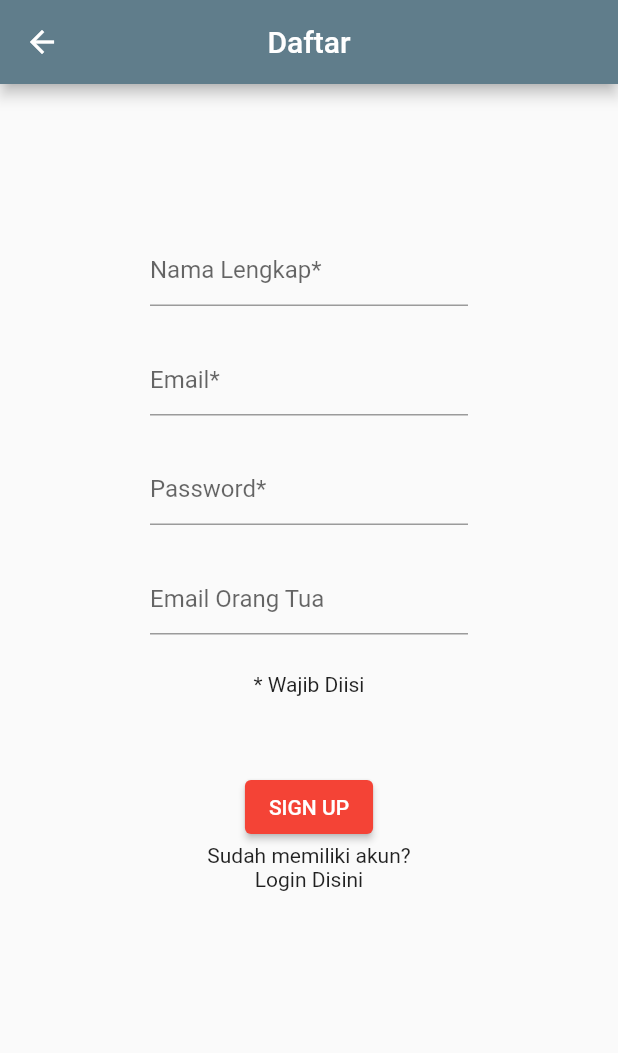
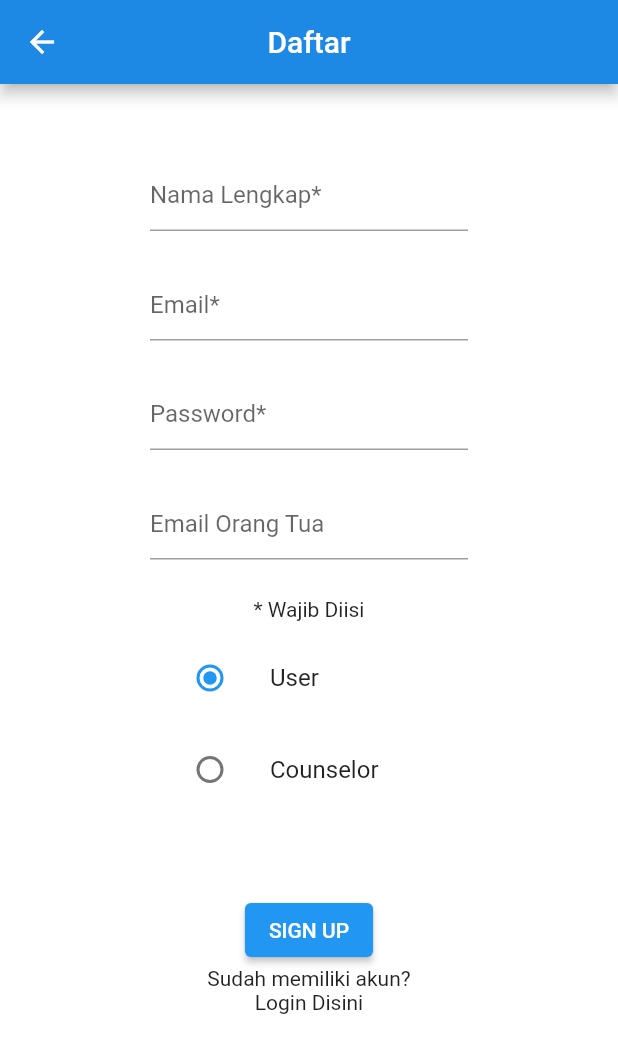
Before and after one commit to TheoGalang/SPINTHER, a Flutter app: the RegisterPage screen opened directly with empty values, on a phone screen of 412 x 824 dp. Shown: the top 1053 px of the screen. Run offline on Flutter 3.47's test engine with Material 2 defaults, Android fonts, the light colour scheme and no system bars; our stand-ins replace cloud_firestore, firebase_auth, firebase_core, flutter_fortune_wheel, grouped_list; accounts and stored records are empty.

Commit message:
user management

```diff
--- a/lib/home_page/griddashboard.dart
+++ b/lib/home_page/griddashboard.dart
@@ -1,6 +1,7 @@
 import 'package:flutter/material.dart';
 import 'package:spinther/diary_page/diaryLogin.dart';
-import 'package:spinther/spinWheel.dart';
+import 'package:spinther/editProfile.dart';
+import 'package:spinther/spinWheel_page/spinWheel.dart';
 
 class GridDashboard extends StatefulWidget {
   @override
@@ -49,7 +50,7 @@ class _GridDashboardState extends State<GridDashboard> {
       // subtitle: "",
       // event: "2 Items",
       img: "assets/image/done.png",
-      changePage: spinWheel());
+      changePage: editProfile());
 
   @override
   Widget build(BuildContext context) {
--- a/lib/home_page/homePage.dart
+++ b/lib/home_page/homePage.dart
@@ -1,8 +1,10 @@
+//import 'dart:html';
+
 import 'package:flutter/material.dart';
 import 'package:provider/provider.dart';
 import 'package:spinther/diary_page/diaryLogin.dart';
 import 'package:spinther/firebase/auth_services.dart';
-import 'package:spinther/spinWheel.dart';
+import 'package:spinther/spinWheel_page/spinWheel.dart';
 import 'package:spinther/home_page/griddashboard.dart';
 
 class HomePage extends StatefulWidget {
--- /dev/null
+++ b/lib/login/enums.dart
@@ -0,0 +1 @@
+enum accountType { user, counselor }
--- a/lib/login/loginPage.dart
+++ b/lib/login/loginPage.dart
@@ -31,6 +31,7 @@ class LoginPageState extends State<LoginPage> {
       backgroundColor: Colors.blue[600],
       body: Form(
         key: _formKey,
+        //child: Flexible(
         child: Column(
           mainAxisAlignment: MainAxisAlignment.center,
           crossAxisAlignment: CrossAxisAlignment.center,
@@ -94,6 +95,7 @@ class LoginPageState extends State<LoginPage> {
               )
           ],
         ),
-        ));
+      ),
+    ); //);
   }
 }
--- a/lib/login/registerPage.dart
+++ b/lib/login/registerPage.dart
@@ -1,6 +1,9 @@
+import 'dart:math';
+
 import 'package:flutter/material.dart';
 import 'package:provider/provider.dart';
 import 'package:spinther/firebase/auth_services.dart';
+import 'package:spinther/login/enums.dart';
 
 class RegisterPage extends StatefulWidget {
   final Function toogleScreen;
@@ -11,6 +14,7 @@ class RegisterPage extends StatefulWidget {
 }
 
 class _RegisterPageState extends State<RegisterPage> {
+  accountType? _type = accountType.user;
   final _text = TextEditingController();
 
   late TextEditingController _emailController;
@@ -39,17 +43,21 @@ class _RegisterPageState extends State<RegisterPage> {
     final loginProvider = Provider.of<AuthServices>(context);
     return Scaffold(
       appBar: AppBar(
-        backgroundColor: Colors.blueGrey,
+        backgroundColor: Colors.blue[600],
         title: Text('Daftar'),
         centerTitle: true,
       ),
-      body: Form(
+      body: Container(
+        height: MediaQuery.of(context).size.height,
+        color: Colors.white,
+        child: Form(
           key: _formKey,
+          child: SingleChildScrollView(
             child: Column(
               mainAxisAlignment: MainAxisAlignment.start,
               children: [
                 Container(
-              padding: EdgeInsets.only(top: 100, bottom: 25),
+                  padding: EdgeInsets.only(top: 50, bottom: 25),
                   margin: EdgeInsets.symmetric(horizontal: 100),
                   child: TextFormField(
                     controller: _namaController,
@@ -92,13 +100,59 @@ class _RegisterPageState extends State<RegisterPage> {
                   ),
                 ),
                 Container(
-                margin: EdgeInsets.only(top: 25), child: Text('* Wajib Diisi')),
+                    margin: EdgeInsets.only(top: 25),
+                    child: Text('* Wajib Diisi')),
+                Container(
+                  margin: EdgeInsets.only(top: 10),
+                  child: Column(
+                    mainAxisSize: MainAxisSize.max,
+                    crossAxisAlignment: CrossAxisAlignment.center,
+                    children: <Widget>[
+                      Container(
+                        padding: EdgeInsets.symmetric(horizontal: 100),
+                        child: ListTile(
+                          //tileColor: Colors.red,
+                          title: const Text(
+                            'User',
+                          ),
+                          leading: Radio<accountType>(
+                            value: accountType.user,
+                            groupValue: _type,
+                            onChanged: (accountType? value) {
+                              setState(() {
+                                _type = value;
+                              });
+                            },
+                          ),
+                        ),
+                      ),
+                      Container(
+                        padding: EdgeInsets.only(
+                            top: 5, bottom: 5, left: 100, right: 100),
+                        child: ListTile(
+                          //tileColor: Colors.blue,
+                          title: const Text('Counselor'),
+                          leading: Radio<accountType>(
+                            value: accountType.counselor,
+                            groupValue: _type,
+                            onChanged: (accountType? value) {
+                              setState(() {
+                                _type = value;
+                              });
+                            },
+                          ),
+                        ),
+                      )
+                    ],
+                  ),
+                ),
                 Container(
                   margin: EdgeInsets.only(top: 50),
                   child: ElevatedButton(
                     onPressed: () async {
                       if (_formKey.currentState!.validate()) {
-                    await loginProvider.register(_emailController.text.trim(),
+                        await loginProvider.register(
+                            _emailController.text.trim(),
                             _passwordController.text.trim());
                       }
                     },
@@ -117,6 +171,8 @@ class _RegisterPageState extends State<RegisterPage> {
               ],
             ),
           ),
+        ),
+      ),
     );
   }
 }
--- a/lib/main.dart
+++ b/lib/main.dart
@@ -30,7 +30,7 @@ class MyApp extends StatelessWidget {
                     value: AuthServices().user, initialData: null)
               ],
               child: MaterialApp(
-                theme: ThemeData(primarySwatch: Colors.red),
+                theme: ThemeData(primarySwatch: Colors.blue),
                 home: Wrapper(),
               ),
             );
```
Also changed, not shown: lib/editProfile.dart (added, +148 -0 lines), assets/fonts/Exo-Bold.ttf (added), assets/fonts/Exo-Medium.ttf (added), lib/spinWheel_page/customFortuneItem.dart (renamed from lib/customFortuneItem.dart), lib/spinWheel_page/spinWheel.dart (renamed from lib/spinWheel.dart). Lines whose indentation alone changed are shown as unchanged.
